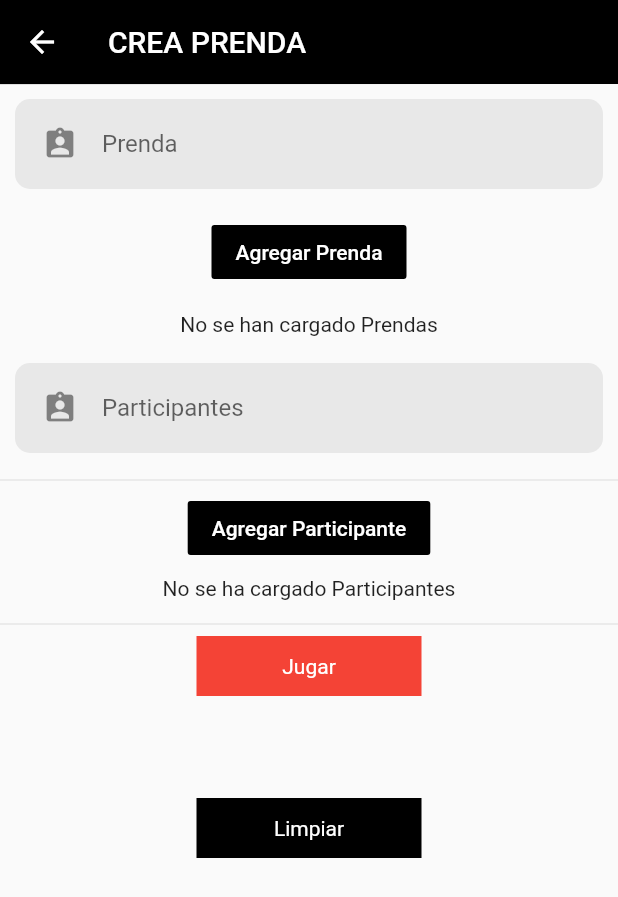
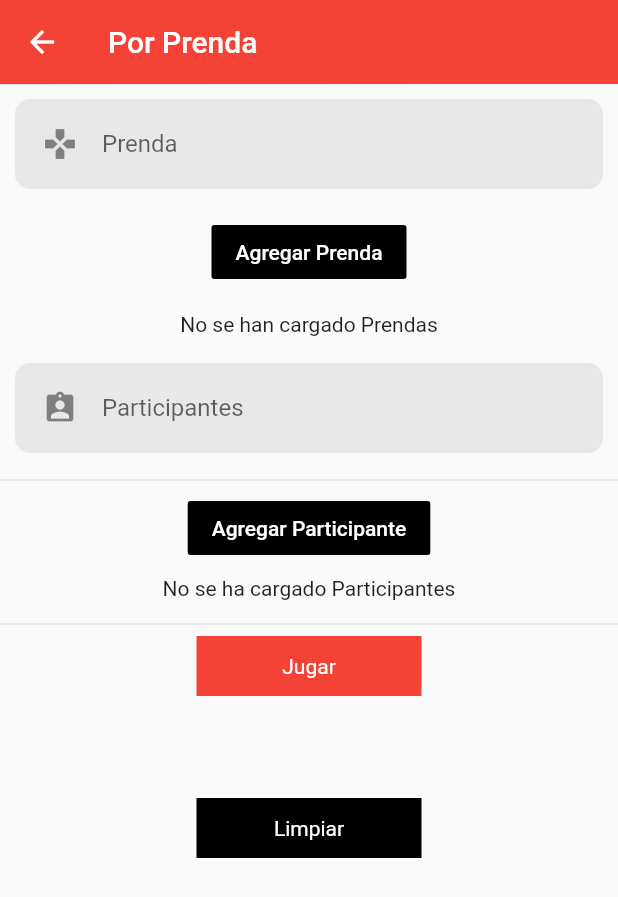
Before and after one commit to poravv/ruletaflutter, a Flutter app: the CargaPrenda screen opened directly, on a phone screen of 412 x 824 dp. Shown: the top 897 px of the screen. Run offline on Flutter 3.47's test engine with Material 2 defaults, Android fonts, the phone set to English and light mode, and no system bars; drawn by our look-alikes of animated_background; our stand-ins replace flutter_fortune_wheel.

Commit message:
upd 4622-2

```diff
--- a/lib/cargaprenda.dart
+++ b/lib/cargaprenda.dart
@@ -15,8 +15,8 @@ class _CargaPrendaState extends State<CargaPrenda>
   TextEditingController _prendasController = TextEditingController();
   TextEditingController _participantesController = TextEditingController();
   final particleOptions = ParticleOptions(
-    image: Image.network(
-        "http://assets.stickpng.com/images/58a1e021e33a543010fac278.png"),
+    image: Image.asset(
+        "assets/images/fuego.png"),
     baseColor: Colors.red,
     spawnOpacity: 0.0,
     opacityChangeRate: 0.25,
@@ -35,9 +35,9 @@ class _CargaPrendaState extends State<CargaPrenda>
     return Scaffold(
       appBar: AppBar(
         elevation: 0.2,
-        backgroundColor: Colors.black,
+        backgroundColor: Colors.red,
         title: Text(
-          "CREA PRENDA",
+          "Por Prenda",
           style: TextStyle(color: Colors.white),
         ),
       ),
@@ -60,7 +60,7 @@ class _CargaPrendaState extends State<CargaPrenda>
                         decoration: InputDecoration(
                             hintText: "Prenda",
                             border: InputBorder.none,
-                            icon: Icon(Icons.assignment_ind)),
+                            icon: Icon(Icons.games)),
                         // ignore: missing_return
                         validator: (value) {
                           if (value.isEmpty) {
@@ -120,7 +120,14 @@ class _CargaPrendaState extends State<CargaPrenda>
                 padding: const EdgeInsets.all(8.0),
                 child: appProvider.lstPrendaModel.length != null &&
                         appProvider.lstPrendaModel.length > 0
-                    ? ListView.builder(
+                    ? Container(
+                          height: 150,
+                          decoration: BoxDecoration(border: Border.all(
+                            color: Colors.grey,
+                            width: 1
+                          ),
+                          borderRadius: BorderRadius.horizontal()),
+                      child: ListView.builder(
                           shrinkWrap: true,
                           scrollDirection: Axis.vertical,
                           itemCount: appProvider.lstPrendaModel.length,
@@ -174,7 +181,8 @@ class _CargaPrendaState extends State<CargaPrenda>
                                 ],
                               ),
                             );
-                        })
+                          }),
+                    )
                     : Center(
                         child: Text("No se han cargado Prendas"),
                       ),
@@ -246,6 +254,7 @@ class _CargaPrendaState extends State<CargaPrenda>
                     } else {
                       mensajeEmergente("Cargue texto", context);
                     }
+                    _participantesController.text="";
                   },
                 ),
               ),
@@ -255,6 +264,13 @@ class _CargaPrendaState extends State<CargaPrenda>
                         appProvider.lstParticipanteModel.length > 0
                     ? Padding(
                         padding: const EdgeInsets.all(8.0),
+                        child: Container(
+                          height: 150,
+                          decoration: BoxDecoration(border: Border.all(
+                            color: Colors.grey,
+                            width: 1
+                          ),
+                          borderRadius: BorderRadius.horizontal()),
                           child: ListView.builder(
                               shrinkWrap: true,
                               scrollDirection: Axis.vertical,
@@ -310,6 +326,7 @@ class _CargaPrendaState extends State<CargaPrenda>
                                   ),
                                 );
                               }),
+                        ),
                       )
                     : Center(
                         child: Text("No se ha cargado Participantes"),
```
Also changed, not shown: lib/categoria.dart (+8 -0 lines), lib/spingwell/spingweelCargado.dart (+58 -48 lines), lib/spingwell/spingweelCategoria.dart (+5 -4 lines). Lines whose indentation alone changed are shown as unchanged.
